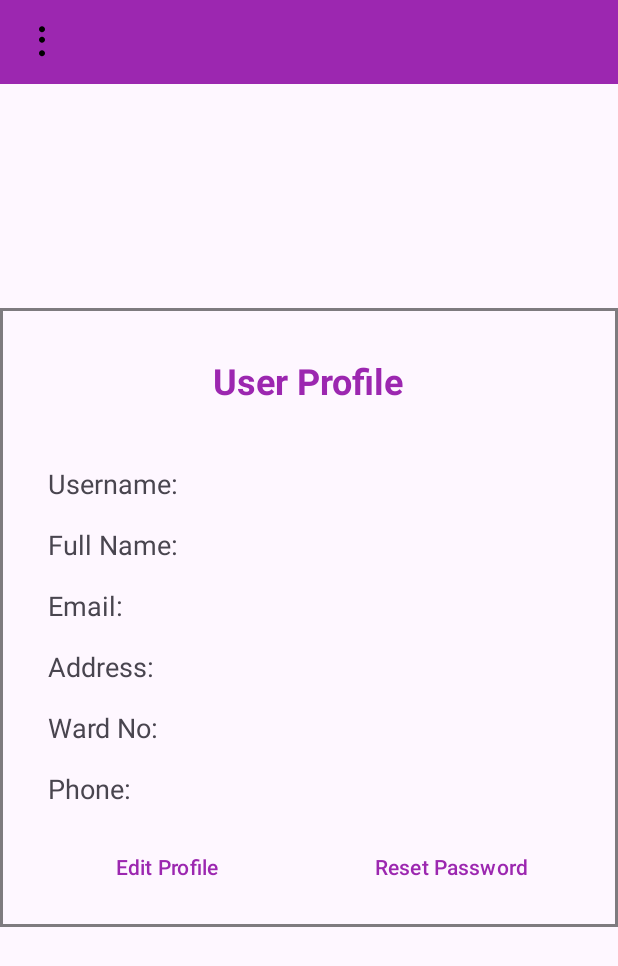
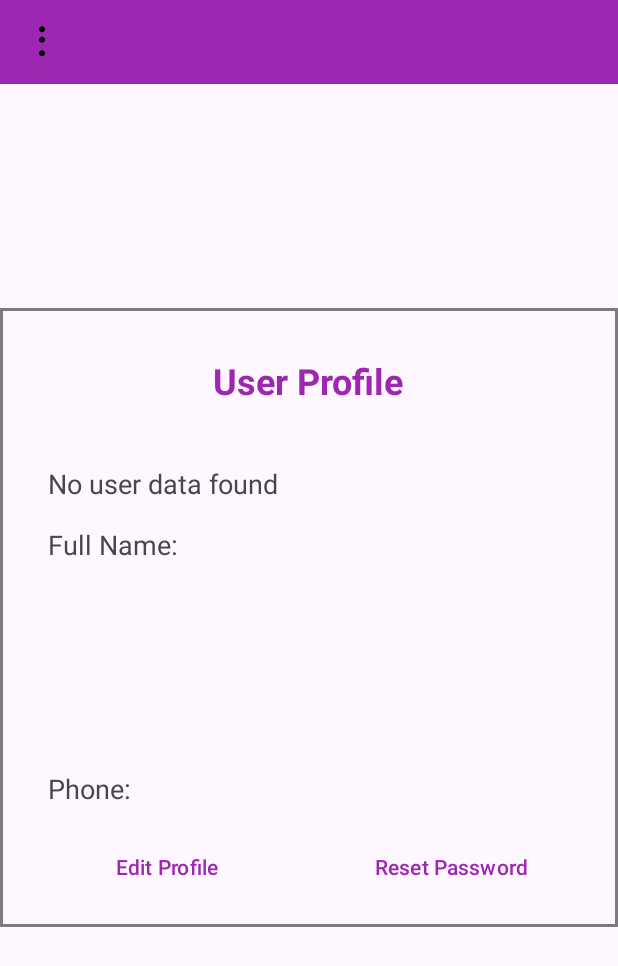
Before and after one commit to AkibHossainOmi/cs24-p2-DIIT_RUNTIME_TERROR, an Android app: the UserProfileActivity screen opened directly, with no data from a screen before it, on a phone screen of 412 x 824 dp. Shown: the top 966 px of the screen. Run offline under Robolectric (Android 15) with nearby library versions, the phone set to English and light mode, and no system bars.

Commit message:
Sing in and sign up connected with database.

```diff
--- a/CitizenEngagementApp/app/src/main/java/com/example/citizenengagementapp/DatabaseHelperClass.java
+++ b/CitizenEngagementApp/app/src/main/java/com/example/citizenengagementapp/DatabaseHelperClass.java
@@ -59,6 +59,62 @@ public class DatabaseHelperClass extends SQLiteOpenHelper {
         return result;
     }
 
+    public User getUserByEmail(String email) {
+        SQLiteDatabase db = this.getReadableDatabase();
+        User user = null;
+
+        // Define the columns to be retrieved
+        String[] columns = {
+                COLUMN_USERNAME,
+                COLUMN_EMAIL,
+                COLUMN_ADDRESS,
+                COLUMN_WARD_NO
+        };
+
+        // Define the selection criteria
+        String selection = COLUMN_EMAIL + " = ?";
+
+        // Define the selection arguments
+        String[] selectionArgs = {email};
+
+        // Query the database
+        Cursor cursor = db.query(
+                TABLE_NAME,
+                columns,
+                selection,
+                selectionArgs,
+                null,
+                null,
+                null
+        );
+
+        // Check if the cursor contains any data
+        if (cursor != null && cursor.moveToFirst()) {
+            // Extract user information from the cursor
+            int usernameIndex = cursor.getColumnIndex(COLUMN_USERNAME);
+            int emailIndex = cursor.getColumnIndex(COLUMN_EMAIL);
+            int addressIndex = cursor.getColumnIndex(COLUMN_ADDRESS);
+            int wardNoIndex = cursor.getColumnIndex(COLUMN_WARD_NO);
+
+            if (usernameIndex != -1 && emailIndex != -1 && addressIndex != -1 && wardNoIndex != -1) {
+                String username = cursor.getString(usernameIndex);
+                email = cursor.getString(emailIndex);
+                String address = cursor.getString(addressIndex);
+                String wardNo = cursor.getString(wardNoIndex);
+
+                // Create a new User object
+                user = new User(username, email, address, wardNo);
+            }
+        }
+
+        // Close the cursor and database
+        cursor.close();
+        db.close();
+
+        // Return the user object
+        return user;
+    }
+
     public User getUser(String usernameEmail, String password) {
         SQLiteDatabase db = this.getReadableDatabase();
         User user = null;
--- a/CitizenEngagementApp/app/src/main/java/com/example/citizenengagementapp/UserProfileActivity.java
+++ b/CitizenEngagementApp/app/src/main/java/com/example/citizenengagementapp/UserProfileActivity.java
@@ -1,22 +1,58 @@
 package com.example.citizenengagementapp;
 
-import android.annotation.SuppressLint;
 import android.content.Intent;
 import android.os.Bundle;
+import android.util.Log;
 import android.view.MenuItem;
 import android.view.View;
 import android.widget.Button;
 import android.widget.ImageButton;
 import android.widget.PopupMenu;
+import android.widget.TextView;
 
 import androidx.appcompat.app.AppCompatActivity;
 
 public class UserProfileActivity extends AppCompatActivity {
 
+    private TextView textViewUsername, textViewEmail, textViewAddress, textViewWardNo;
+
     @Override
     protected void onCreate(Bundle savedInstanceState) {
         super.onCreate(savedInstanceState);
         setContentView(R.layout.profile_activity);
+
+        // Initialize TextViews
+        textViewUsername = findViewById(R.id.textViewUsername);
+        textViewEmail = findViewById(R.id.textViewEmail);
+        textViewAddress = findViewById(R.id.textViewAddress);
+        textViewWardNo = findViewById(R.id.textViewWardNo);
+
+        // Fetch user data from the database based on the signed-in email address
+        String signedInEmail = getSignedInEmail(); // Method to retrieve signed-in email from SharedPreferences
+        DatabaseHelperClass dbHelper = new DatabaseHelperClass(this);
+        User user = dbHelper.getUserByEmail(signedInEmail);
+
+        // Debug logs to check user data retrieval
+        if (user != null) {
+            Log.d("UserProfileActivity", "User found: " + user.getUsername());
+        } else {
+            Log.d("UserProfileActivity", "No user found for email: " + signedInEmail);
+        }
+
+        // Display user data in TextViews
+        if (user != null) {
+            textViewUsername.setText("Username: " + user.getUsername());
+            textViewEmail.setText("Email: " + user.getEmail());
+            textViewAddress.setText("Address: " + user.getAddress());
+            textViewWardNo.setText("Ward No: " + user.getWardNo());
+        } else {
+            // Handle case when user is null (no data found)
+            textViewUsername.setText("No user data found");
+            textViewEmail.setText("");
+            textViewAddress.setText("");
+            textViewWardNo.setText("");
+        }
+
 
         // Initialize the three-dot button
         ImageButton btnThreeDot = findViewById(R.id.btnThreeDot);
@@ -56,7 +92,6 @@ public class UserProfileActivity extends AppCompatActivity {
         PopupMenu popupMenu = new PopupMenu(this, view);
         popupMenu.getMenuInflater().inflate(R.menu.popup_menu, popupMenu.getMenu());
         popupMenu.setOnMenuItemClickListener(new PopupMenu.OnMenuItemClickListener() {
-            @SuppressLint("NonConstantResourceId")
             @Override
             public boolean onMenuItemClick(MenuItem item) {
                 if (item.getItemId() == R.id.menu_logout) {
@@ -88,7 +123,6 @@ public class UserProfileActivity extends AppCompatActivity {
         startActivity(intent);
     }
 
-
     // Method to redirect to NotificationSettingsActivity
     private void redirectToNotificationActivity() {
         Intent intent = new Intent(UserProfileActivity.this, NotificationActivity.class);
@@ -108,4 +142,12 @@ public class UserProfileActivity extends AppCompatActivity {
         // Finish the current activity
         finish();
     }
+
+    // Method to retrieve signed-in email from SharedPreferences
+    private String getSignedInEmail() {
+        // Retrieve signed-in email from SharedPreferences or any other local storage mechanism
+        // For simplicity, let's assume you're using SharedPreferences
+        // You need to implement this method based on your SharedPreferences setup
+        return "user@example.com"; // Example email, replace it with actual retrieval logic
+    }
 }
```
Also changed, not shown: CitizenEngagementApp/app/src/main/java/com/example/citizenengagementapp/SignInActivity.java (+22 -32 lines).
